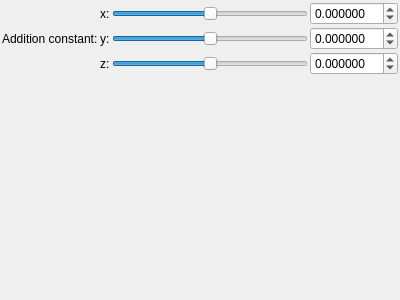
Above: mandelbulber2/qt_data/fractal_transf_addition_constant.ui from buddhi1980/mandelbulber2 before the change. Below: the same form after it.
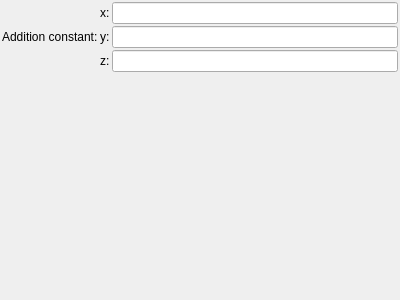
That is the form after the change. Custom widgets are drawn as their Qt base class.

Commit message: Changed input field type in addition constant transform. Now it's possible to put here any vector of floating point numbers and use it as custom Julia constant.

Diff of the .ui file:
```diff
--- a/mandelbulber2/qt_data/fractal_transf_addition_constant.ui
+++ b/mandelbulber2/qt_data/fractal_transf_addition_constant.ui
@@ -34,59 +34,6 @@
      <property name="spacing">
       <number>2</number>
      </property>
-     <item row="0" column="3">
-      <widget class="MyDoubleSpinBox" name="spinbox3_transf_addition_constant_x">
-       <property name="sizePolicy">
-        <sizepolicy hsizetype="Minimum" vsizetype="Maximum">
-         <horstretch>0</horstretch>
-         <verstretch>0</verstretch>
-        </sizepolicy>
-       </property>
-       <property name="prefix">
-        <string/>
-       </property>
-       <property name="suffix">
-        <string/>
-       </property>
-       <property name="decimals">
-        <number>6</number>
-       </property>
-       <property name="minimum">
-        <double>-99.989999999999995</double>
-       </property>
-       <property name="maximum">
-        <double>99.989999999999995</double>
-       </property>
-       <property name="singleStep">
-        <double>0.100000000000000</double>
-       </property>
-      </widget>
-     </item>
-     <item row="0" column="2">
-      <widget class="QSlider" name="slider3_transf_addition_constant_x">
-       <property name="sizePolicy">
-        <sizepolicy hsizetype="Expanding" vsizetype="Maximum">
-         <horstretch>0</horstretch>
-         <verstretch>0</verstretch>
-        </sizepolicy>
-       </property>
-       <property name="minimum">
-        <number>-10000000</number>
-       </property>
-       <property name="maximum">
-        <number>10000000</number>
-       </property>
-       <property name="value">
-        <number>0</number>
-       </property>
-       <property name="sliderPosition">
-        <number>0</number>
-       </property>
-       <property name="orientation">
-        <enum>Qt::Horizontal</enum>
-       </property>
-      </widget>
-     </item>
      <item row="0" column="1">
       <widget class="QLabel" name="label_109">
        <property name="text">
@@ -94,112 +41,6 @@
        </property>
       </widget>
      </item>
-     <item row="1" column="2">
-      <widget class="QSlider" name="slider3_transf_addition_constant_y">
-       <property name="sizePolicy">
-        <sizepolicy hsizetype="Expanding" vsizetype="Maximum">
-         <horstretch>0</horstretch>
-         <verstretch>0</verstretch>
-        </sizepolicy>
-       </property>
-       <property name="minimum">
-        <number>-10000000</number>
-       </property>
-       <property name="maximum">
-        <number>10000000</number>
-       </property>
-       <property name="value">
-        <number>0</number>
-       </property>
-       <property name="sliderPosition">
-        <number>0</number>
-       </property>
-       <property name="orientation">
-        <enum>Qt::Horizontal</enum>
-       </property>
-      </widget>
-     </item>
-     <item row="2" column="2">
-      <widget class="QSlider" name="slider3_transf_addition_constant_z">
-       <property name="sizePolicy">
-        <sizepolicy hsizetype="Expanding" vsizetype="Maximum">
-         <horstretch>0</horstretch>
-         <verstretch>0</verstretch>
-        </sizepolicy>
-       </property>
-       <property name="minimum">
-        <number>-10000000</number>
-       </property>
-       <property name="maximum">
-        <number>10000000</number>
-       </property>
-       <property name="value">
-        <number>0</number>
-       </property>
-       <property name="sliderPosition">
-        <number>0</number>
-       </property>
-       <property name="orientation">
-        <enum>Qt::Horizontal</enum>
-       </property>
-      </widget>
-     </item>
-     <item row="1" column="3">
-      <widget class="MyDoubleSpinBox" name="spinbox3_transf_addition_constant_y">
-       <property name="sizePolicy">
-        <sizepolicy hsizetype="Minimum" vsizetype="Maximum">
-         <horstretch>0</horstretch>
-         <verstretch>0</verstretch>
-        </sizepolicy>
-       </property>
-       <property name="prefix">
-        <string/>
-       </property>
-       <property name="suffix">
-        <string/>
-       </property>
-       <property name="decimals">
-        <number>6</number>
-       </property>
-       <property name="minimum">
-        <double>-99.989999999999995</double>
-       </property>
-       <property name="maximum">
-        <double>99.989999999999995</double>
-       </property>
-       <property name="singleStep">
-        <double>0.100000000000000</double>
-       </property>
-      </widget>
-     </item>
-     <item row="2" column="3">
-      <widget class="MyDoubleSpinBox" name="spinbox3_transf_addition_constant_z">
-       <property name="sizePolicy">
-        <sizepolicy hsizetype="Minimum" vsizetype="Maximum">
-         <horstretch>0</horstretch>
-         <verstretch>0</verstretch>
-        </sizepolicy>
-       </property>
-       <property name="prefix">
-        <string/>
-       </property>
-       <property name="suffix">
-        <string/>
-       </property>
-       <property name="decimals">
-        <number>6</number>
-       </property>
-       <property name="minimum">
-        <double>-99.989999999999995</double>
-       </property>
-       <property name="maximum">
-        <double>99.989999999999995</double>
-       </property>
-       <property name="singleStep">
-        <double>0.100000000000000</double>
-       </property>
-      </widget>
-     </item>
      <item row="1" column="1">
       <widget class="QLabel" name="label_110">
        <property name="text">
@@ -221,6 +62,36 @@
        </property>
       </widget>
      </item>
+     <item row="1" column="2">
+      <widget class="MyLineEdit" name="vect3_transf_addition_constant_y">
+       <property name="sizePolicy">
+        <sizepolicy hsizetype="Expanding" vsizetype="Maximum">
+         <horstretch>0</horstretch>
+         <verstretch>0</verstretch>
+        </sizepolicy>
+       </property>
+      </widget>
+     </item>
+     <item row="2" column="2">
+      <widget class="MyLineEdit" name="vect3_transf_addition_constant_z">
+       <property name="sizePolicy">
+        <sizepolicy hsizetype="Expanding" vsizetype="Maximum">
+         <horstretch>0</horstretch>
+         <verstretch>0</verstretch>
+        </sizepolicy>
+       </property>
+      </widget>
+     </item>
+     <item row="0" column="2">
+      <widget class="MyLineEdit" name="vect3_transf_addition_constant_x">
+       <property name="sizePolicy">
+        <sizepolicy hsizetype="Expanding" vsizetype="Maximum">
+         <horstretch>0</horstretch>
+         <verstretch>0</verstretch>
+        </sizepolicy>
+       </property>
+      </widget>
+     </item>
     </layout>
    </item>
    <item>
@@ -240,9 +111,9 @@
  </widget>
  <customwidgets>
   <customwidget>
-   <class>MyDoubleSpinBox</class>
-   <extends>QDoubleSpinBox</extends>
-   <header>mydoublespinbox.h</header>
+   <class>MyLineEdit</class>
+   <extends>QLineEdit</extends>
+   <header>mylineedit.h</header>
   </customwidget>
  </customwidgets>
  <resources/>
```
